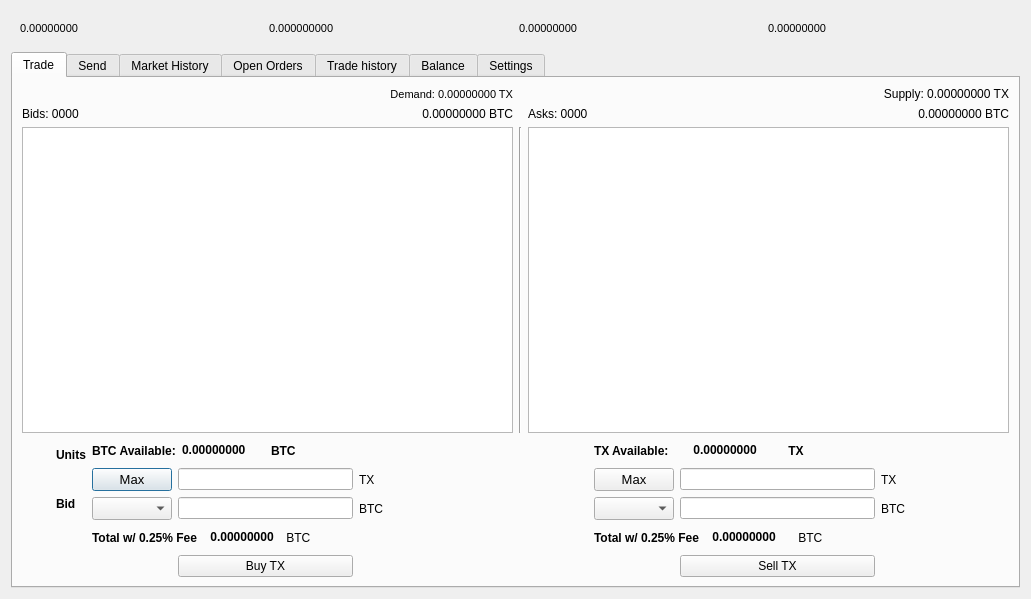
transferdev/Transfercoin, file src/qt/forms/tradingdialog.ui: the form before one commit.
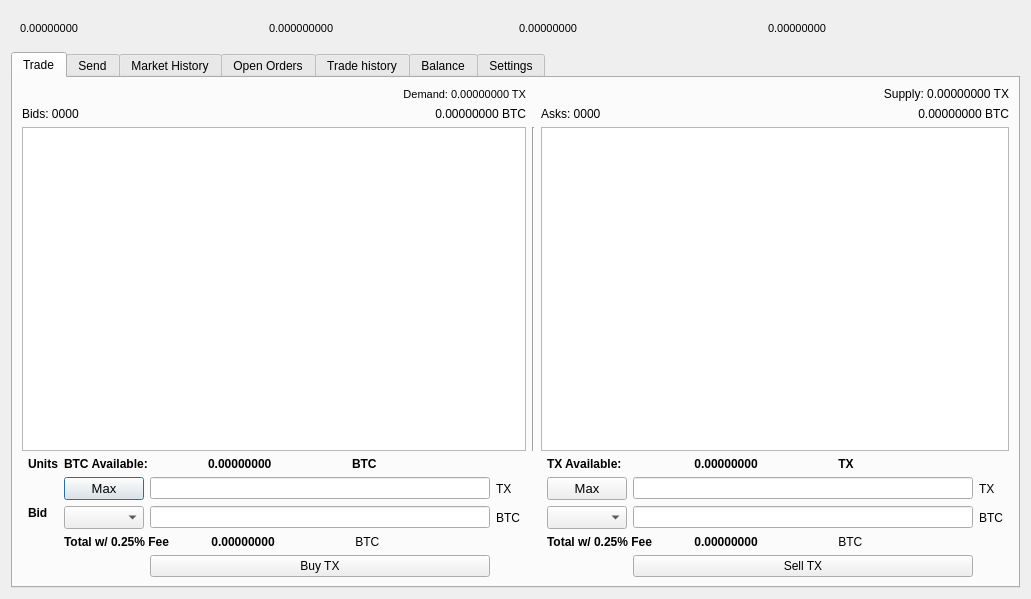
The form after the commit. The open tabs and pages were chosen to show the change. Icons and pictures are not drawn.

```diff
--- a/src/qt/forms/tradingdialog.ui
+++ b/src/qt/forms/tradingdialog.ui
@@ -168,82 +168,6 @@
        <string>Trade</string>
       </attribute>
       <layout class="QGridLayout" name="gridLayout_6">
-       <item row="0" column="5">
-        <widget class="QLabel" name="TXDemand">
-         <property name="font">
-          <font>
-           <pointsize>8</pointsize>
-          </font>
-         </property>
-         <property name="text">
-          <string>Demand: 0.00000000 TX</string>
-         </property>
-         <property name="alignment">
-          <set>Qt::AlignRight|Qt::AlignTrailing|Qt::AlignVCenter</set>
-         </property>
-        </widget>
-       </item>
-       <item row="0" column="10" colspan="2">
-        <widget class="QLabel" name="TXSupply">
-         <property name="text">
-          <string>Supply: 0.00000000 TX</string>
-         </property>
-         <property name="alignment">
-          <set>Qt::AlignRight|Qt::AlignTrailing|Qt::AlignVCenter</set>
-         </property>
-        </widget>
-       </item>
-       <item row="1" column="0" colspan="2">
-        <widget class="QLabel" name="BidsCount">
-         <property name="text">
-          <string>Bids: 0000</string>
-         </property>
-        </widget>
-       </item>
-       <item row="1" column="5">
-        <widget class="QLabel" name="BtcDemand">
-         <property name="text">
-          <string>0.00000000 BTC</string>
-         </property>
-         <property name="alignment">
-          <set>Qt::AlignRight|Qt::AlignTrailing|Qt::AlignVCenter</set>
-         </property>
-        </widget>
-       </item>
-       <item row="1" column="7">
-        <widget class="QLabel" name="AsksCount">
-         <property name="text">
-          <string>Asks: 0000</string>
-         </property>
-        </widget>
-       </item>
-       <item row="1" column="11">
-        <widget class="QLabel" name="BtcSupply">
-         <property name="text">
-          <string>0.00000000 BTC</string>
-         </property>
-         <property name="alignment">
-          <set>Qt::AlignRight|Qt::AlignTrailing|Qt::AlignVCenter</set>
-         </property>
-        </widget>
-       </item>
-       <item row="2" column="0" colspan="6">
-        <widget class="QTableWidget" name="BidsTable">
-         <property name="minimumSize">
-          <size>
-           <width>481</width>
-           <height>0</height>
-          </size>
-         </property>
-         <property name="font">
-          <font>
-           <pointsize>9</pointsize>
-           <weight>50</weight>
-           <bold>false</bold>
-          </font>
-         </property>
-        </widget>
-       </item>
        <item row="2" column="6">
         <widget class="Line" name="line">
          <property name="orientation">
@@ -255,7 +179,7 @@
         <widget class="QTableWidget" name="AsksTable">
          <property name="minimumSize">
           <size>
-           <width>481</width>
+           <width>0</width>
            <height>0</height>
           </size>
          </property>
@@ -268,22 +192,6 @@
          </property>
         </widget>
        </item>
-       <item row="3" column="0" rowspan="5">
-        <spacer name="horizontalSpacer_5">
-         <property name="orientation">
-          <enum>Qt::Horizontal</enum>
-         </property>
-         <property name="sizeType">
-          <enum>QSizePolicy::Preferred</enum>
-         </property>
-         <property name="sizeHint" stdset="0">
-          <size>
-           <width>28</width>
-           <height>138</height>
-          </size>
-         </property>
-        </spacer>
-       </item>
        <item row="3" column="1">
         <widget class="QLabel" name="label_3">
          <property name="font">
@@ -767,22 +675,6 @@
          </item>
         </layout>
        </item>
-       <item row="3" column="5" rowspan="5" colspan="3">
-        <spacer name="horizontalSpacer">
-         <property name="orientation">
-          <enum>Qt::Horizontal</enum>
-         </property>
-         <property name="sizeType">
-          <enum>QSizePolicy::Fixed</enum>
-         </property>
-         <property name="sizeHint" stdset="0">
-          <size>
-           <width>188</width>
-           <height>138</height>
-          </size>
-         </property>
-        </spacer>
-       </item>
        <item row="3" column="8" colspan="2">
         <layout class="QHBoxLayout" name="horizontalLayout">
          <item>
@@ -1244,22 +1136,6 @@
          </item>
         </layout>
        </item>
-       <item row="3" column="11" rowspan="5">
-        <spacer name="horizontalSpacer_2">
-         <property name="orientation">
-          <enum>Qt::Horizontal</enum>
-         </property>
-         <property name="sizeType">
-          <enum>QSizePolicy::Fixed</enum>
-         </property>
-         <property name="sizeHint" stdset="0">
-          <size>
-           <width>98</width>
-           <height>138</height>
-          </size>
-         </property>
-        </spacer>
-       </item>
        <item row="4" column="2">
         <widget class="QPushButton" name="Buy_Max_Amount">
          <property name="font">
@@ -1276,7 +1152,7 @@
         <widget class="QLineEdit" name="UnitsInput">
          <property name="minimumSize">
           <size>
-           <width>137</width>
+           <width>0</width>
            <height>0</height>
           </size>
          </property>
@@ -1312,7 +1188,7 @@
         <widget class="QLineEdit" name="UnitsInputTX">
          <property name="minimumSize">
           <size>
-           <width>137</width>
+           <width>0</width>
            <height>0</height>
           </size>
          </property>
@@ -1361,7 +1237,7 @@
         <widget class="QLineEdit" name="BuyBidPriceEdit">
          <property name="minimumSize">
           <size>
-           <width>137</width>
+           <width>0</width>
            <height>0</height>
           </size>
          </property>
@@ -1394,7 +1270,7 @@
         <widget class="QLineEdit" name="SellBidPriceEdit">
          <property name="minimumSize">
           <size>
-           <width>137</width>
+           <width>0</width>
            <height>0</height>
           </size>
          </property>
@@ -2356,6 +2232,100 @@
          </property>
         </widget>
        </item>
+       <item row="2" column="0" colspan="6">
+        <widget class="QTableWidget" name="BidsTable">
+         <property name="minimumSize">
+          <size>
+           <width>0</width>
+           <height>0</height>
+          </size>
+         </property>
+         <property name="font">
+          <font>
+           <pointsize>9</pointsize>
+           <weight>50</weight>
+           <bold>false</bold>
+          </font>
+         </property>
+         <property name="editTriggers">
+          <set>QAbstractItemView::NoEditTriggers</set>
+         </property>
+         <property name="tabKeyNavigation">
+          <bool>false</bool>
+         </property>
+         <property name="showDropIndicator" stdset="0">
+          <bool>false</bool>
+         </property>
+         <property name="dragEnabled">
+          <bool>true</bool>
+         </property>
+         <property name="dragDropOverwriteMode">
+          <bool>false</bool>
+         </property>
+         <property name="selectionMode">
+          <enum>QAbstractItemView::NoSelection</enum>
+         </property>
+        </widget>
+       </item>
+       <item row="1" column="3" colspan="3">
+        <widget class="QLabel" name="BtcDemand">
+         <property name="text">
+          <string>0.00000000 BTC</string>
+         </property>
+         <property name="alignment">
+          <set>Qt::AlignRight|Qt::AlignTrailing|Qt::AlignVCenter</set>
+         </property>
+        </widget>
+       </item>
+       <item row="1" column="7" colspan="2">
+        <widget class="QLabel" name="AsksCount">
+         <property name="text">
+          <string>Asks: 0000</string>
+         </property>
+        </widget>
+       </item>
+       <item row="1" column="9" colspan="3">
+        <widget class="QLabel" name="BtcSupply">
+         <property name="text">
+          <string>0.00000000 BTC</string>
+         </property>
+         <property name="alignment">
+          <set>Qt::AlignRight|Qt::AlignTrailing|Qt::AlignVCenter</set>
+         </property>
+        </widget>
+       </item>
+       <item row="0" column="1" colspan="5">
+        <widget class="QLabel" name="TXDemand">
+         <property name="font">
+          <font>
+           <pointsize>8</pointsize>
+          </font>
+         </property>
+         <property name="text">
+          <string>Demand: 0.00000000 TX</string>
+         </property>
+         <property name="alignment">
+          <set>Qt::AlignRight|Qt::AlignTrailing|Qt::AlignVCenter</set>
+         </property>
+        </widget>
+       </item>
+       <item row="0" column="9" colspan="3">
+        <widget class="QLabel" name="TXSupply">
+         <property name="text">
+          <string>Supply: 0.00000000 TX</string>
+         </property>
+         <property name="alignment">
+          <set>Qt::AlignRight|Qt::AlignTrailing|Qt::AlignVCenter</set>
+         </property>
+        </widget>
+       </item>
+       <item row="1" column="0" colspan="3">
+        <widget class="QLabel" name="BidsCount">
+         <property name="text">
+          <string>Bids: 0000</string>
+         </property>
+        </widget>
+       </item>
       </layout>
      </widget>
      <widget class="QWidget" name="tab">
```
Left out of the diff: 2331 changed lines with no effect on the pictures.
